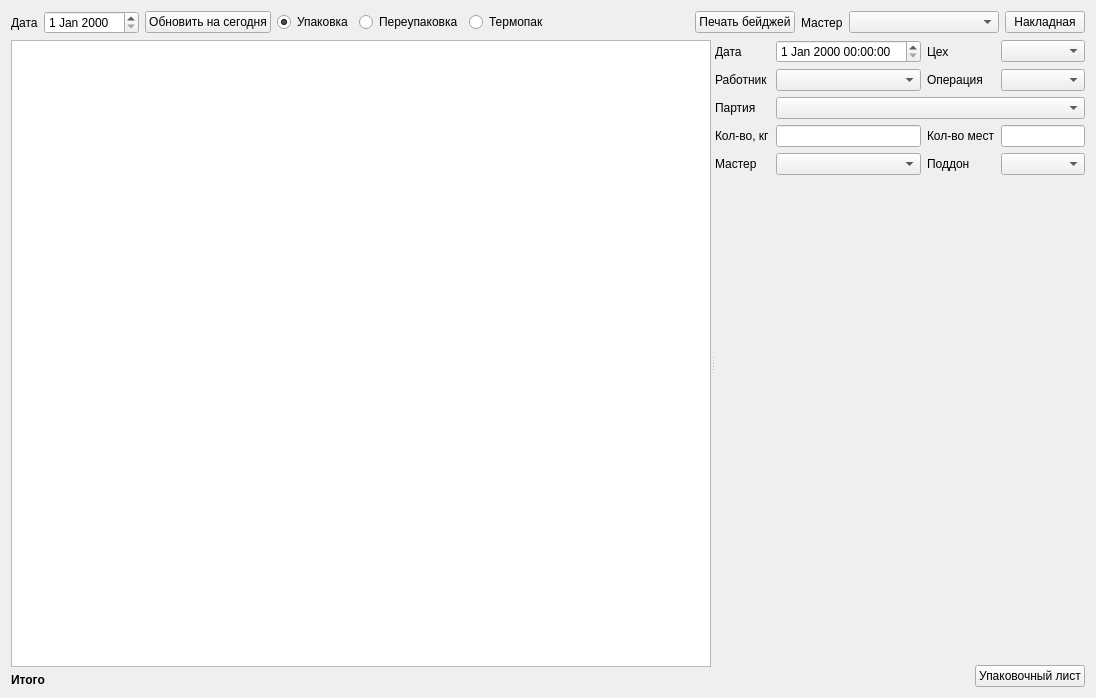
Qt form formpack.ui (Sergeyego/warehouse) before a commit.
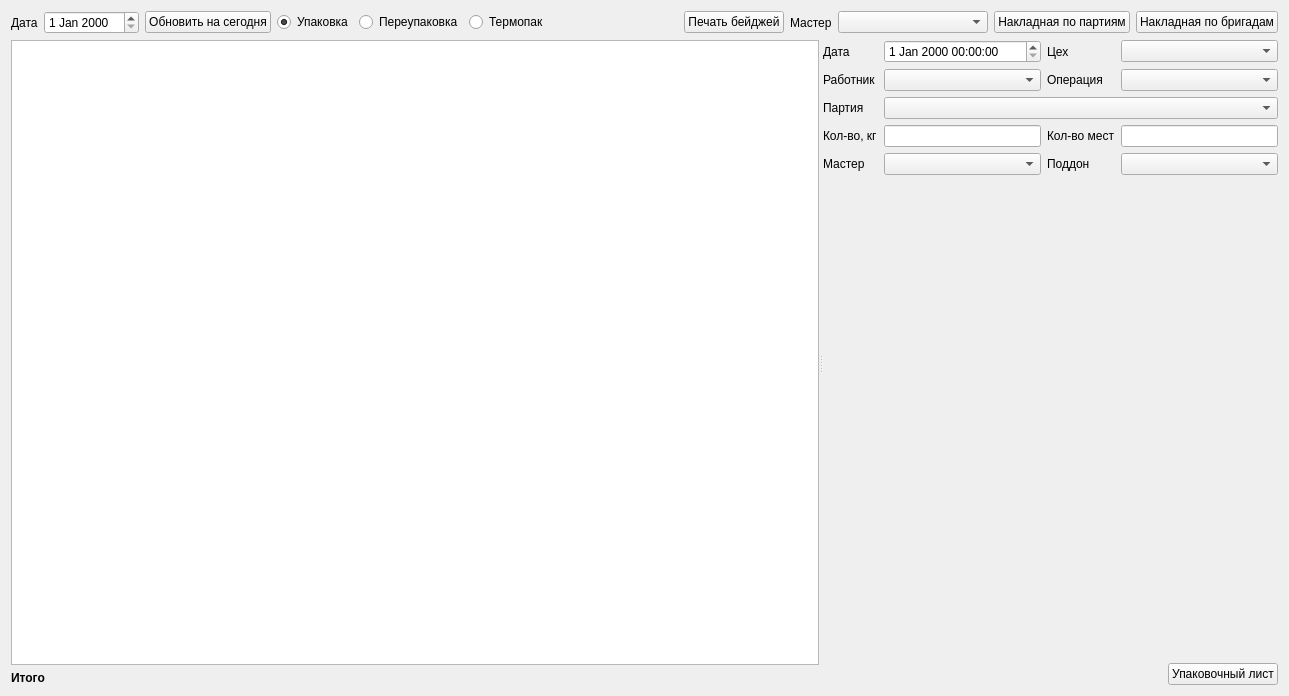
The same form after that commit. Custom widgets are drawn as their Qt base class.

Commit message: Накладная упаковки по бригадам

```diff
--- a/formpack.ui
+++ b/formpack.ui
@@ -6,8 +6,8 @@
    <rect>
     <x>0</x>
     <y>0</y>
-    <width>1096</width>
-    <height>698</height>
+    <width>1289</width>
+    <height>696</height>
    </rect>
   </property>
   <property name="windowTitle">
@@ -97,7 +97,14 @@
      <item>
       <widget class="QPushButton" name="pushButtonnNakl">
        <property name="text">
-        <string>Накладная</string>
+        <string>Накладная по партиям</string>
+       </property>
+      </widget>
+     </item>
+     <item>
+      <widget class="QPushButton" name="pushButtonNaklBrig">
+       <property name="text">
+        <string>Накладная по бригадам</string>
        </property>
       </widget>
      </item>
```
The commit also changes 1 other file.
